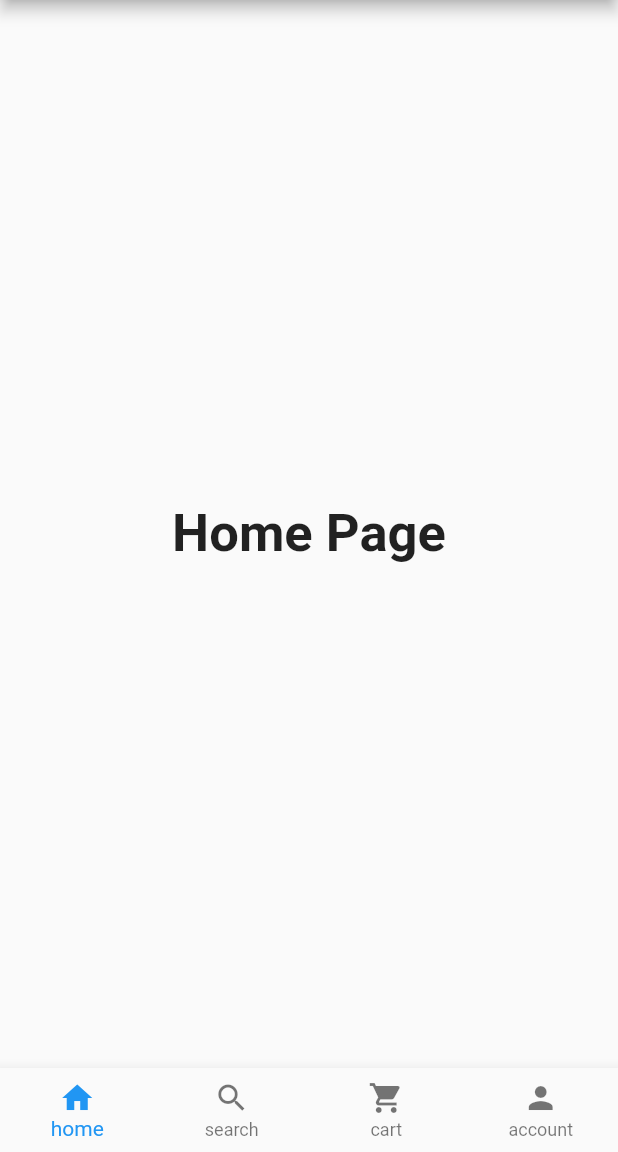
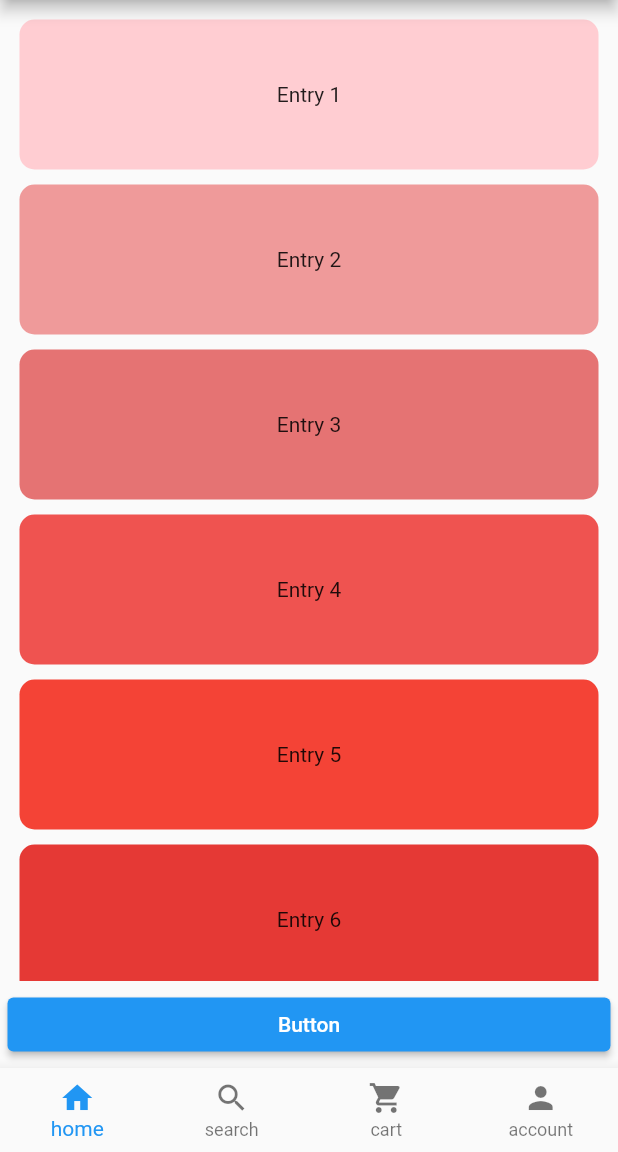
Before and after one commit to dhruva-s-smg/Flutter-assignment, a Flutter app: the screen it shows after launch, on a phone screen of 412 x 824 dp, the part 84-1236 px from its top. Run offline on Flutter 3.47's test engine with Material 2 defaults, Android fonts, the phone set to English and light mode, and no system bars.

Commit message:
Add scrollable list and circular image for profile

```diff
--- a/bottom_bar/lib/main.dart
+++ b/bottom_bar/lib/main.dart
@@ -23,14 +23,121 @@ class _MyAppState extends State<MyApp> {
   }
 
   List<Widget> pages = <Widget>[
-    const Text('Home Page',
-        style: TextStyle(fontSize: 35, fontWeight: FontWeight.bold)),
+    Column(
+        mainAxisAlignment: MainAxisAlignment.start,
+        crossAxisAlignment: CrossAxisAlignment.stretch,
+        children: [
+          Expanded(
+            flex: 10,
+            child: ListView(
+              padding: const EdgeInsets.all(8),
+              children: <Widget>[
+                Container(
+                  decoration: BoxDecoration(
+                      color: colors.primaryColor(100),
+                      borderRadius: BorderRadius.circular(10)),
+                  margin: const EdgeInsets.all(5),
+                  height: 100,
+                  child: const Center(
+                    child: Text("Entry 1"),
+                  ),
+                ),
+                Container(
+                  decoration: BoxDecoration(
+                      color: colors.primaryColor(200),
+                      borderRadius: BorderRadius.circular(10)),
+                  margin: const EdgeInsets.all(5),
+                  height: 100,
+                  child: const Center(
+                    child: Text("Entry 2"),
+                  ),
+                ),
+                Container(
+                  decoration: BoxDecoration(
+                      color: colors.primaryColor(300),
+                      borderRadius: BorderRadius.circular(10)),
+                  margin: const EdgeInsets.all(5),
+                  height: 100,
+                  child: const Center(
+                    child: Text("Entry 3"),
+                  ),
+                ),
+                Container(
+                  decoration: BoxDecoration(
+                      color: colors.primaryColor(400),
+                      borderRadius: BorderRadius.circular(10)),
+                  margin: const EdgeInsets.all(5),
+                  height: 100,
+                  child: const Center(
+                    child: Text("Entry 4"),
+                  ),
+                ),
+                Container(
+                  decoration: BoxDecoration(
+                      color: colors.primaryColor(500),
+                      borderRadius: BorderRadius.circular(10)),
+                  margin: const EdgeInsets.all(5),
+                  height: 100,
+                  child: const Center(
+                    child: Text("Entry 5"),
+                  ),
+                ),
+                Container(
+                  decoration: BoxDecoration(
+                      color: colors.primaryColor(600),
+                      borderRadius: BorderRadius.circular(10)),
+                  margin: const EdgeInsets.all(5),
+                  height: 100,
+                  child: const Center(
+                    child: Text("Entry 6"),
+                  ),
+                ),
+                Container(
+                  decoration: BoxDecoration(
+                      color: colors.primaryColor(700),
+                      borderRadius: BorderRadius.circular(10)),
+                  margin: const EdgeInsets.all(5),
+                  height: 100,
+                  child: const Center(
+                    child: Text("Entry 7"),
+                  ),
+                )
+              ],
+            ),
+          ),
+          Container(
+            padding: const EdgeInsets.all(5),
+            child: ElevatedButton(
+              onPressed: () {},
+              child: const Text("Button"),
+              //style: ButtonStyle(shape: ),
+            ),
+          )
+        ]),
     const Text('Search Page',
         style: TextStyle(fontSize: 35, fontWeight: FontWeight.bold)),
     const Text('My cart',
         style: TextStyle(fontSize: 35, fontWeight: FontWeight.bold)),
-    const Text('Profile Page',
-        style: TextStyle(fontSize: 35, fontWeight: FontWeight.bold)),
+    Column(
+      mainAxisAlignment: MainAxisAlignment.center,
+      children: [
+        Container(
+          height: 100,
+          width: 100,
+          decoration: BoxDecoration(
+              image: const DecorationImage(
+                image: AssetImage('assets/images/abstract.jpg'),
+// image: NetworkImage(
+//     'https://images.unsplash.com/photo-1618005182384-a83a8bd57fbe?ixlib=rb-4.0.3&ixid=MnwxMjA3fDB8MHxwaG90by1wYWdlfHx8fGVufDB8fHx8&auto=format&fit=crop&w=2864&q=80'),
+                fit: BoxFit.cover,
+              ),
+              color: colors.primaryColor(900),
+              //shape: BoxShape.circle,
+              borderRadius: BorderRadius.circular(90)),
+        ),
+        const Text('Your account')
+      ],
+    ),
   ];
 
   @override
```
